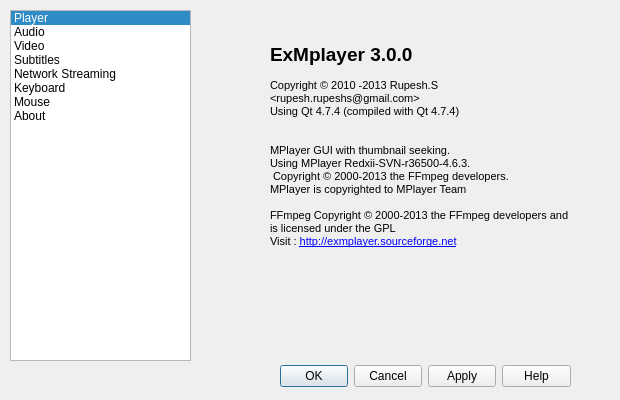
The window that src/preferencedialog.ui (rupeshs/ExMplayer) describes before a commit, drawn with Qt 5.
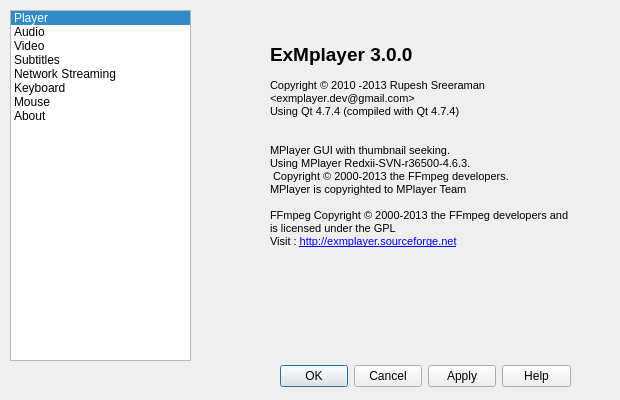
The same window after the commit. The open tabs and pages were chosen to show the change. Icons and pictures are not drawn.

Patch:
```diff
--- a/src/preferencedialog.ui
+++ b/src/preferencedialog.ui
@@ -1299,13 +1299,13 @@
 &lt;p style=&quot;-qt-paragraph-type:empty; margin-top:0px; margin-bottom:0px; margin-left:0px; margin-right:0px; -qt-block-indent:0; text-indent:0px; font-size:8pt;&quot;&gt;&lt;/p&gt;
 &lt;p style=&quot; margin-top:0px; margin-bottom:0px; margin-left:0px; margin-right:0px; -qt-block-indent:0; text-indent:0px;&quot;&gt;&lt;span style=&quot; font-size:14pt; font-weight:600; color:#000000;&quot;&gt;ExMplayer 3&lt;/span&gt;&lt;span style=&quot; font-size:14pt; font-weight:600;&quot;&gt;.0.0&lt;/span&gt;&lt;/p&gt;
 &lt;p style=&quot;-qt-paragraph-type:empty; margin-top:0px; margin-bottom:0px; margin-left:0px; margin-right:0px; -qt-block-indent:0; text-indent:0px; font-size:8pt; font-weight:600;&quot;&gt;&lt;/p&gt;
-&lt;p style=&quot; margin-top:0px; margin-bottom:0px; margin-left:0px; margin-right:0px; -qt-block-indent:0; text-indent:0px;&quot;&gt;&lt;span style=&quot; font-size:8pt;&quot;&gt;Copyright © 2010 -2013 Rupesh.S &lt;/span&gt;&lt;/p&gt;
-&lt;p style=&quot; margin-top:0px; margin-bottom:0px; margin-left:0px; margin-right:0px; -qt-block-indent:0; text-indent:0px;&quot;&gt;&lt;span style=&quot; font-size:8pt;&quot;&gt;&amp;lt;rupesh.rupeshs@gmail.com&amp;gt;&lt;/span&gt;&lt;/p&gt;
+&lt;p style=&quot; margin-top:0px; margin-bottom:0px; margin-left:0px; margin-right:0px; -qt-block-indent:0; text-indent:0px;&quot;&gt;&lt;span style=&quot; font-size:8pt;&quot;&gt;Copyright © 2010 -2013 &lt;/span&gt;&lt;span style=&quot; font-size:8pt;&quot;&gt;Rupesh Sreeraman&lt;/span&gt;&lt;/p&gt;
+&lt;p style=&quot; margin-top:0px; margin-bottom:0px; margin-left:0px; margin-right:0px; -qt-block-indent:0; text-indent:0px;&quot;&gt;&lt;span style=&quot; font-size:8pt;&quot;&gt;&amp;lt;exmplayer.dev@gmail.com&amp;gt;&lt;/span&gt;&lt;/p&gt;
 &lt;p style=&quot; margin-top:0px; margin-bottom:0px; margin-left:0px; margin-right:0px; -qt-block-indent:0; text-indent:0px;&quot;&gt;&lt;span style=&quot; font-size:8pt;&quot;&gt;Using Qt 4.7.4 (compiled with Qt 4.7.4)&lt;/span&gt;&lt;/p&gt;
 &lt;p style=&quot;-qt-paragraph-type:empty; margin-top:0px; margin-bottom:0px; margin-left:0px; margin-right:0px; -qt-block-indent:0; text-indent:0px; font-size:8pt;&quot;&gt;&lt;/p&gt;
 &lt;p style=&quot;-qt-paragraph-type:empty; margin-top:0px; margin-bottom:0px; margin-left:0px; margin-right:0px; -qt-block-indent:0; text-indent:0px; font-size:8pt;&quot;&gt;&lt;/p&gt;
 &lt;p style=&quot; margin-top:0px; margin-bottom:0px; margin-left:0px; margin-right:0px; -qt-block-indent:0; text-indent:0px;&quot;&gt;&lt;span style=&quot; font-size:8pt;&quot;&gt;MPlayer GUI with thumbnail seeking.&lt;/span&gt;&lt;/p&gt;
-&lt;p style=&quot; margin-top:0px; margin-bottom:0px; margin-left:0px; margin-right:0px; -qt-block-indent:0; text-indent:0px;&quot;&gt;&lt;span style=&quot; font-size:8pt;&quot;&gt;Using &lt;/span&gt;MPlayer Redxii-SVN-r36500-4.6.3&lt;span style=&quot; font-size:8pt;&quot;&gt;.&lt;/span&gt;&lt;/p&gt;
+&lt;p style=&quot; margin-top:0px; margin-bottom:0px; margin-left:0px; margin-right:0px; -qt-block-indent:0; text-indent:0px;&quot;&gt;&lt;span style=&quot; font-size:8pt;&quot;&gt;Using MPlayer Redxii-SVN-r36500-4.6.3.&lt;/span&gt;&lt;/p&gt;
 &lt;p style=&quot; margin-top:0px; margin-bottom:0px; margin-left:0px; margin-right:0px; -qt-block-indent:0; text-indent:0px;&quot;&gt;&lt;span style=&quot; font-size:8pt;&quot;&gt; Copyright © 2000-2013 the FFmpeg developers.&lt;/span&gt;&lt;/p&gt;
 &lt;p style=&quot; margin-top:0px; margin-bottom:0px; margin-left:0px; margin-right:0px; -qt-block-indent:0; text-indent:0px;&quot;&gt;&lt;span style=&quot; font-size:8pt;&quot;&gt;MPlayer is copyrighted to MPlayer Team&lt;/span&gt;&lt;/p&gt;
 &lt;p style=&quot;-qt-paragraph-type:empty; margin-top:0px; margin-bottom:0px; margin-left:0px; margin-right:0px; -qt-block-indent:0; text-indent:0px; font-size:8pt;&quot;&gt;&lt;/p&gt;
```
